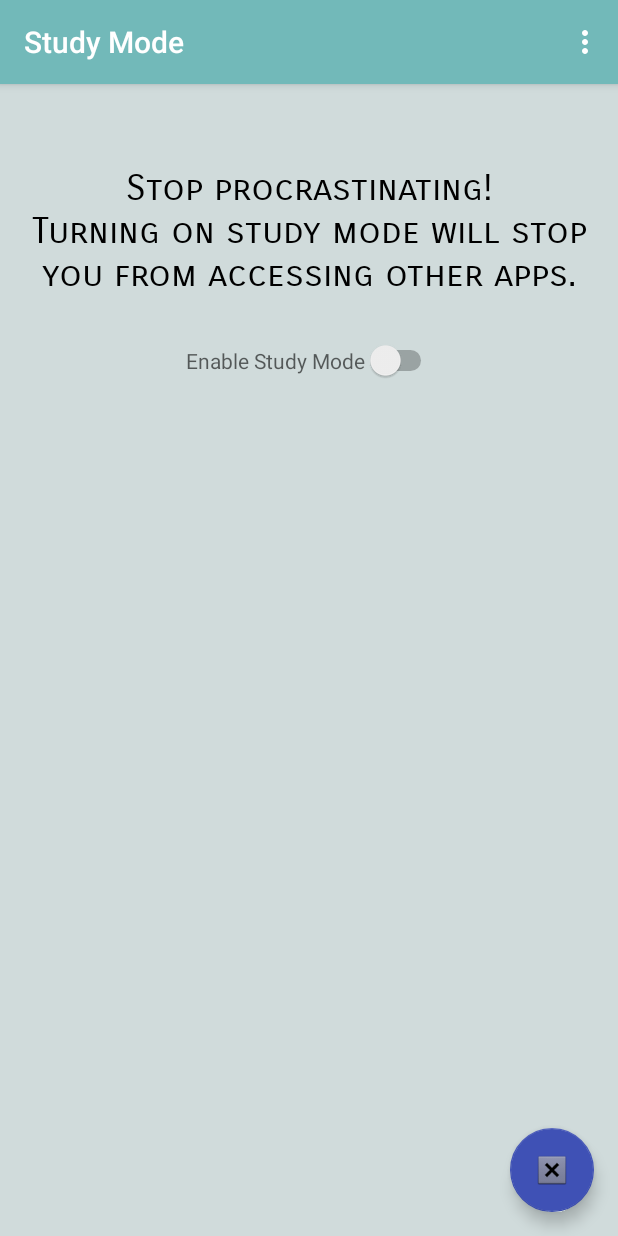
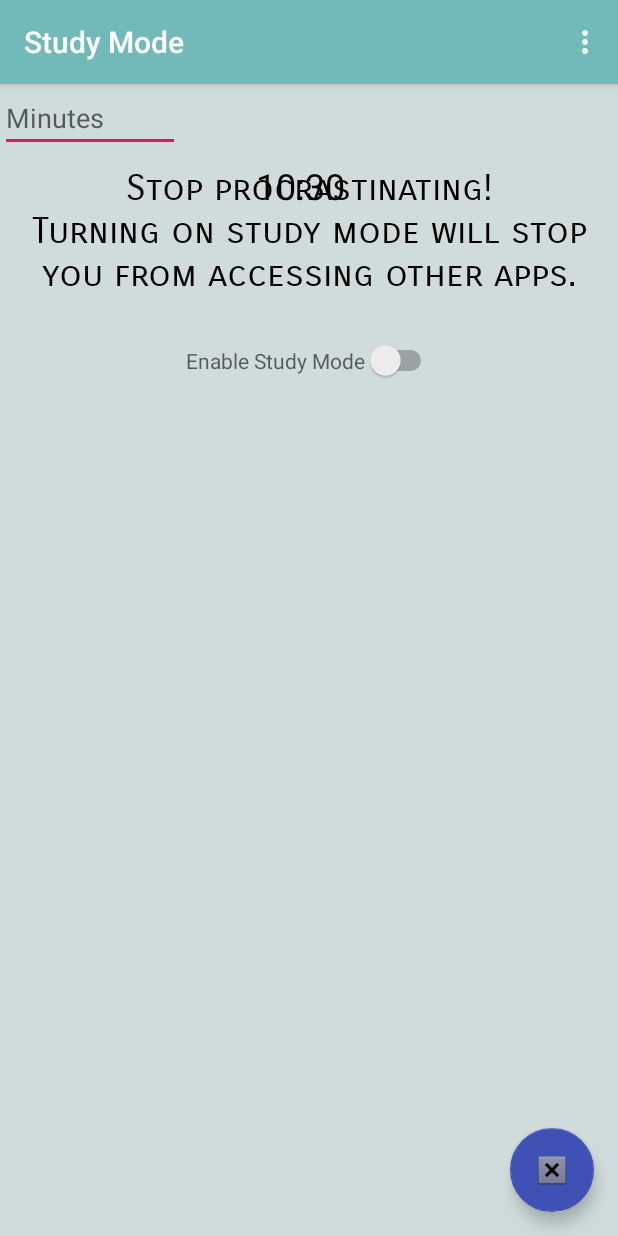
Before and after one commit to kat-avila/WomxnHacks2020, an Android app: the screen it shows after launch (MainActivity), on a phone screen of 412 x 824 dp. Run offline under Robolectric (Android 15) with nearby library versions, the light colour scheme and no system bars; 2 statements that could not run were skipped.

Commit message:
Merge branch 'master' of C:\Users\kyara\AndroidStudioProjects\WomxnHacks2020 with conflicts.

```diff
--- a/app/src/main/res/layout/activity_main.xml
+++ b/app/src/main/res/layout/activity_main.xml
@@ -23,7 +23,7 @@
     <include layout="@layout/content_main" />
 
     <com.google.android.material.floatingactionbutton.FloatingActionButton
-        android:id="@+id/exitBtn"
+        android:id="@+id/fab"
         android:layout_width="wrap_content"
         android:layout_height="wrap_content"
         android:layout_gravity="bottom|end"
--- a/app/src/main/res/layout/content_main.xml
+++ b/app/src/main/res/layout/content_main.xml
@@ -124,4 +124,33 @@
         app:layout_constraintVertical_bias="0.277"
         android:visibility="invisible"/>
 
+    <DigitalClock
+        android:layout_width="80sp"
+        android:layout_height="27dp"
+        android:layout_marginStart="170dp"
+        android:layout_marginLeft="170dp"
+        android:layout_marginTop="5dp"
+        android:layout_marginEnd="161dp"
+        android:layout_marginRight="161dp"
+        android:layout_marginBottom="643dp"
+        android:textSize="24sp"
+        android:textColor="#000000"
+        app:layout_constraintBottom_toBottomOf="parent"
+        app:layout_constraintEnd_toEndOf="parent"
+        app:layout_constraintStart_toStartOf="parent"
+        app:layout_constraintTop_toTopOf="parent" />
+
+    <EditText
+        android:id="@+id/edit_text_input"
+        android:layout_width="120dp"
+        android:layout_height="wrap_content"
+        android:layout_above="@+id/text_view_countdown"
+        android:layout_centerHorizontal="true"
+        android:hint="Minutes"
+        android:inputType="number"
+        android:maxLength="4"
+        tools:layout_editor_absoluteX="145dp"
+        tools:layout_editor_absoluteY="214dp" />
+
+
 </androidx.constraintlayout.widget.ConstraintLayout>
```
Also changed, not shown: app/src/main/java/com/example/myapplicationtest1/MainActivity.java (line endings or trailing spaces).
